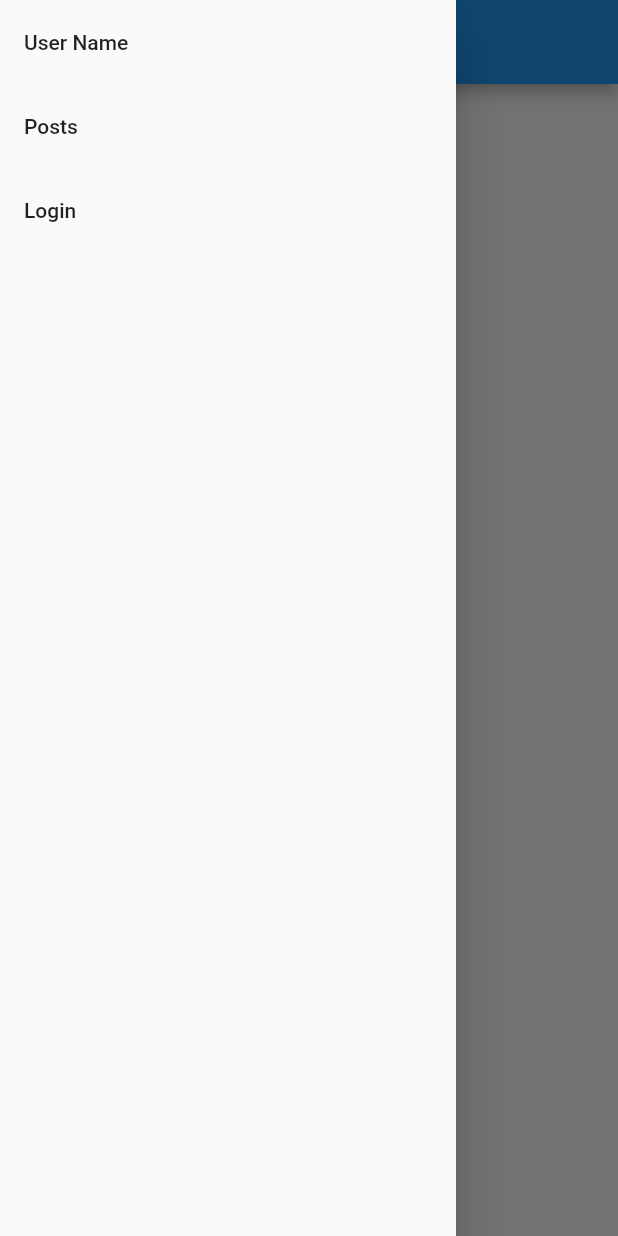
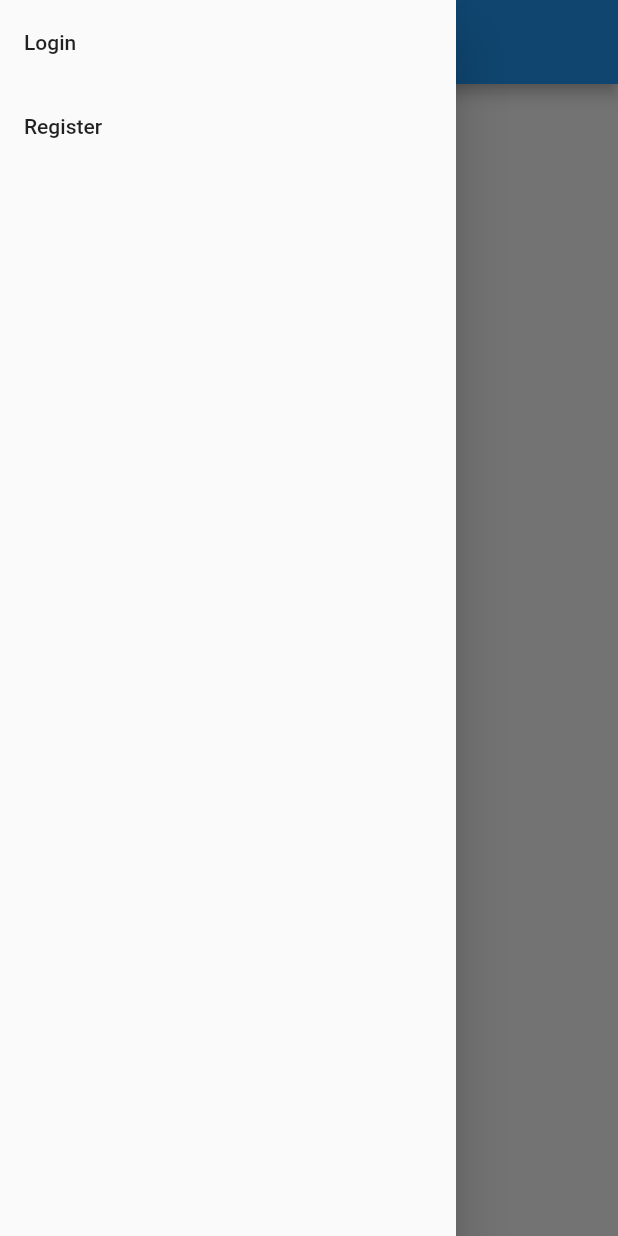
Before and after one commit to benlittlenz/flutter-sanctum-auth-boilerplate, a Flutter app: the screen it shows after launch, with the side drawer open, on a phone screen of 412 x 824 dp. Run offline on Flutter 3.47's test engine with Material 2 defaults, Android fonts, the phone set to English and light mode, and no system bars.

Commit message:
displaying different tiles based on login status

```diff
--- a/lib/screens/login-screen.dart
+++ b/lib/screens/login-screen.dart
@@ -20,6 +20,8 @@ class _LoginScreenState extends State<LoginScreen> {
         'password': _password,
       }
     );
+
+    Navigator.pop(context);
   }
 
   @override
--- a/lib/widgets/nav-drawer.dart
+++ b/lib/widgets/nav-drawer.dart
@@ -1,12 +1,15 @@
 import 'package:flutter/material.dart';
+import 'package:flutter_sanctum_boilerplate/providers/auth.dart';
 import 'package:flutter_sanctum_boilerplate/screens/login-screen.dart';
 import 'package:flutter_sanctum_boilerplate/screens/posts-screen.dart';
+import 'package:provider/provider.dart';
 
 class NavDrawer extends StatelessWidget {
   @override
   Widget build(BuildContext context) {
-    return Drawer(
-      child: ListView(
+    return Drawer(child: Consumer<Auth>(builder: (context, auth, child) {
+      if (auth.authenticated) {
+        return ListView(
           children: [
             ListTile(
               title: Text('User Name'),
@@ -14,19 +17,32 @@ class NavDrawer extends StatelessWidget {
             ListTile(
                 title: Text('Posts'),
                 onTap: () {
-              Navigator.push(context, MaterialPageRoute(
-                builder: (context) => PostScreen()));
-            }
-          ),
+                  Navigator.push(context,
+                      MaterialPageRoute(builder: (context) => PostScreen()));
+                }),
+            ListTile(
+                title: Text('Logout'),
+                onTap: () {
+
+                }),
+          ],
+        );
+      } else {
+        return ListView(
+          children: [
             ListTile(
                 title: Text('Login'),
                 onTap: () {
-              Navigator.push(context, MaterialPageRoute(
-                builder: (context) => LoginScreen()));
-            }
-          ),
+                  Navigator.push(context,
+                      MaterialPageRoute(builder: (context) => LoginScreen()));
+                }),
+            ListTile(
+                title: Text('Register'),
+                onTap: () {
+                }),
           ],
-      ),
         );
       }
+    }));
   }
+}
```
Lines whose indentation alone changed are shown as unchanged.
